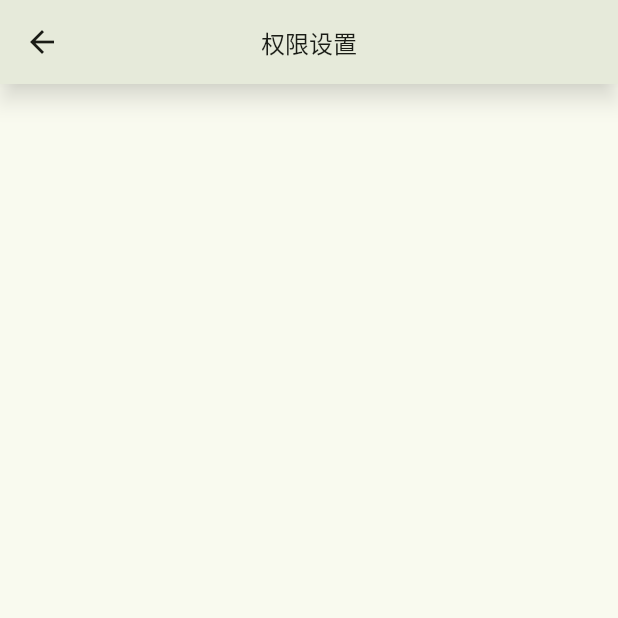
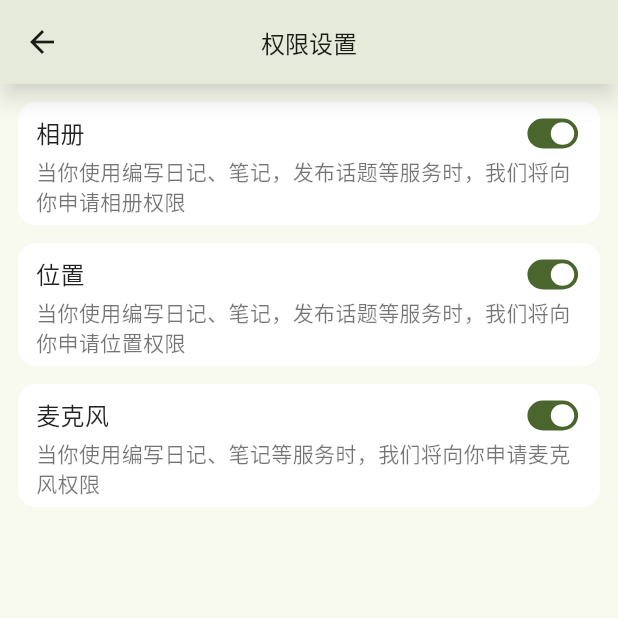
Before and after one commit to StationChnqoo/chnqoo-diary-mobile, a Flutter app: the PermissionPage screen opened by its route, on a phone screen of 412 x 824 dp, the top half of it. Run offline on Flutter 3.47's test engine with Material 3 defaults, Android fonts, the phone set to English and light mode, and no system bars; our stand-ins replace badges, bot_toast, carousel_slider, device_info_plus, dio, flutter_screenutil and 5 more; missing offline and left inert: flutter_pretty_dio_logger; accounts and stored records are empty; network calls fail.

Commit message:
🆕 新增权限管理页面 ...

```diff
--- /dev/null
+++ b/lib/constants/permission_check.dart
@@ -0,0 +1,7 @@
+class PermissionCheck {
+  String title;
+  String message;
+  bool isOpened;
+  PermissionCheck(
+      {required this.title, required this.message, required this.isOpened});
+}
--- a/lib/constants/x.dart
+++ b/lib/constants/x.dart
@@ -1,9 +1,12 @@
 import 'dart:convert';
+import 'dart:io';
 import 'dart:math';
 import 'package:bot_toast/bot_toast.dart';
+import 'package:device_info_plus/device_info_plus.dart';
 import 'package:flutter/material.dart';
 import 'package:get/get.dart';
 import 'package:path_provider/path_provider.dart';
+import 'package:permission_handler/permission_handler.dart';
 import 'package:provider/provider.dart';
 
 class x {
@@ -109,4 +112,24 @@ class x {
     }
     return dir;
   }
+
+  static checkPhotoPermission() async {
+    bool result = false;
+    if (Platform.isAndroid) {
+      // Only check for storage < Android 13
+      DeviceInfoPlugin deviceInfo = DeviceInfoPlugin();
+      AndroidDeviceInfo androidInfo = await deviceInfo.androidInfo;
+      if (androidInfo.version.sdkInt >= 33) {
+        bool video = await Permission.videos.status.isGranted;
+        bool photo = await Permission.photos.status.isGranted;
+        result = video && photo;
+      } else {
+        result = await Permission.storage.status.isGranted;
+      }
+    } else if (Platform.isIOS) {
+      result = await Permission.photos.isGranted ||
+          await Permission.photos.isLimited;
+    }
+    return result;
+  }
 }
--- a/lib/pages/home/index.dart
+++ b/lib/pages/home/index.dart
@@ -78,6 +78,9 @@ class HomePageState extends State<HomePage> {
           return Container(
             child: ListView(
               children: [
+                SizedBox(
+                  height: 6,
+                ),
                 HomeNotice(),
                 Container(
                   width: double.infinity,
--- a/lib/pages/permission/index.dart
+++ b/lib/pages/permission/index.dart
@@ -1,7 +1,14 @@
+import 'dart:io';
+
+import 'package:chnqoo_diary_mobile/constants/permission_check.dart';
 import 'package:chnqoo_diary_mobile/constants/states_provider.dart';
+import 'package:chnqoo_diary_mobile/constants/x.dart';
 import 'package:chnqoo_diary_mobile/widgets/my_app_bar.dart';
+import 'package:chnqoo_diary_mobile/widgets/my_switcher.dart';
+import 'package:flutter/cupertino.dart';
 import 'package:flutter/material.dart';
 import 'package:provider/provider.dart';
+import 'package:permission_handler/permission_handler.dart';
 
 class PermissionPage extends StatefulWidget {
   const PermissionPage({super.key});
@@ -10,9 +17,11 @@ class PermissionPage extends StatefulWidget {
   State<PermissionPage> createState() => PermissionPageState();
 }
 
-class PermissionPageState extends State<PermissionPage> {
+class PermissionPageState extends State<PermissionPage>
+    with WidgetsBindingObserver {
   final scaffoldKey = GlobalKey<ScaffoldState>();
   StatesProvider statesProvider = StatesProvider();
+  List<PermissionCheck> datas = [];
 
   @override
   Widget build(BuildContext context) {
@@ -22,9 +31,46 @@ class PermissionPageState extends State<PermissionPage> {
       body: Consumer<StatesProvider>(
         builder: (context, value, child) {
           return Container(
-            child: ListView(
-              children: [],
-            ),
+            child: ListView(children: [
+              SizedBox(
+                height: 6,
+              ),
+              ...datas
+                  .map((e) => Container(
+                        padding:
+                            EdgeInsets.symmetric(horizontal: 12, vertical: 6),
+                        margin:
+                            EdgeInsets.symmetric(horizontal: 12, vertical: 6),
+                        decoration: BoxDecoration(
+                            borderRadius: BorderRadius.circular(12),
+                            color: Colors.white),
+                        child: Column(
+                          children: [
+                            Row(
+                              mainAxisAlignment: MainAxisAlignment.spaceBetween,
+                              children: [
+                                Text(
+                                  e.title,
+                                  style: TextStyle(
+                                      fontSize: 16, color: Colors.black87),
+                                ),
+                                MySwitcher(
+                                    value: e.isOpened,
+                                    onChanged: (value) {
+                                      openAppSettings();
+                                    })
+                              ],
+                            ),
+                            Text(
+                              e.message,
+                              style: TextStyle(
+                                  fontSize: 14, color: Colors.black54),
+                            )
+                          ],
+                        ),
+                      ))
+                  .toList(),
+            ]),
           );
         },
       ), // This trailing comma makes auto-formatting nicer for build methods.
@@ -36,5 +82,47 @@ class PermissionPageState extends State<PermissionPage> {
     // TODO: implement initState
     super.initState();
     statesProvider = Provider.of<StatesProvider>(context, listen: false);
+    checkPermissions();
+    WidgetsBinding.instance.addObserver(this);
+  }
+
+  isPermissionChecked(PermissionStatus status) {
+    return status.isLimited || status.isGranted;
+  }
+
+  checkPermissions() async {
+    datas = [
+      PermissionCheck(
+          title: '相册',
+          message: '当你使用编写日记、笔记，发布话题等服务时，我们将向你申请相册权限',
+          isOpened: await x.checkPhotoPermission()),
+      PermissionCheck(
+          title: '位置',
+          message: '当你使用编写日记、笔记，发布话题等服务时，我们将向你申请位置权限',
+          isOpened: await Permission.location.isGranted ||
+              await Permission.location.isLimited),
+      PermissionCheck(
+          title: '麦克风',
+          message: '当你使用编写日记、笔记等服务时，我们将向你申请麦克风权限',
+          isOpened: await Permission.microphone.isGranted),
+    ];
+    setState(() {});
+  }
+
+  @override
+  void dispose() {
+    // TODO: implement dispose
+    super.dispose();
+    WidgetsBinding.instance.removeObserver(this);
+  }
+
+  @override
+  void didChangeAppLifecycleState(AppLifecycleState state) {
+    // TODO: implement didChangeAppLifecycleState
+    super.didChangeAppLifecycleState(state);
+    print('Permisson page status: ${state}');
+    if (state == AppLifecycleState.resumed) {
+      checkPermissions();
+    }
   }
 }
--- /dev/null
+++ b/lib/widgets/my_switcher.dart
@@ -0,0 +1,27 @@
+import 'package:flutter/cupertino.dart';
+import 'package:flutter/material.dart';
+
+class MySwitcher extends StatelessWidget {
+  final double? width;
+  final double? height;
+  final bool value;
+  final ValueChanged<bool?> onChanged;
+  MySwitcher(
+      {this.width = 39,
+      this.height = 30,
+      required this.value,
+      required this.onChanged});
+
+  @override
+  Widget build(BuildContext context) {
+    // TODO: implement build
+    return SizedBox(
+      width: width,
+      height: height,
+      child: FittedBox(
+        fit: BoxFit.fill,
+        child: Switch(value: value, onChanged: onChanged),
+      ),
+    );
+  }
+}
--- a/lib/widgets/slide_menu.dart
+++ b/lib/widgets/slide_menu.dart
@@ -1,14 +1,8 @@
-import 'package:bot_toast/bot_toast.dart';
 import 'package:chnqoo_diary_mobile/constants/drawer_menu.dart';
 import 'package:chnqoo_diary_mobile/constants/states_provider.dart';
-import 'package:chnqoo_diary_mobile/constants/x.dart';
-import 'package:chnqoo_diary_mobile/pages/permission/index.dart';
-import 'package:chnqoo_diary_mobile/routes/routes.dart';
-import 'package:dio/dio.dart';
 import 'package:flutter/material.dart';
 import 'package:flutter_screenutil/flutter_screenutil.dart';
 import 'package:get/get.dart';
-import 'package:logger/logger.dart';
 import 'package:provider/provider.dart';
 
 class SlideMenu extends StatefulWidget {
--- a/pubspec.yaml
+++ b/pubspec.yaml
@@ -22,7 +22,8 @@ dependencies:
   carousel_slider: ^4.2.1
   flutter_speed_dial: ^7.0.0
   badges: ^3.1.2
-
+  permission_handler: ^11.3.0
+  device_info_plus: ^9.1.2
 dev_dependencies:
   flutter_test:
     sdk: flutter
```
Also changed, not shown: pubspec.lock, 4 other files.
